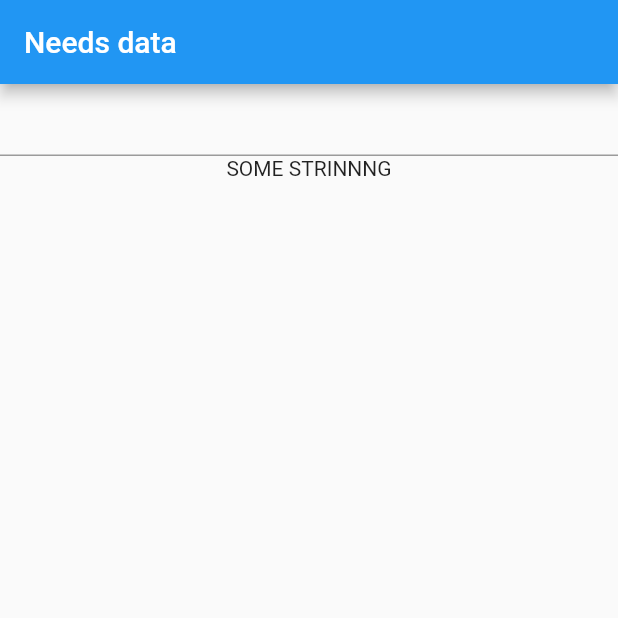
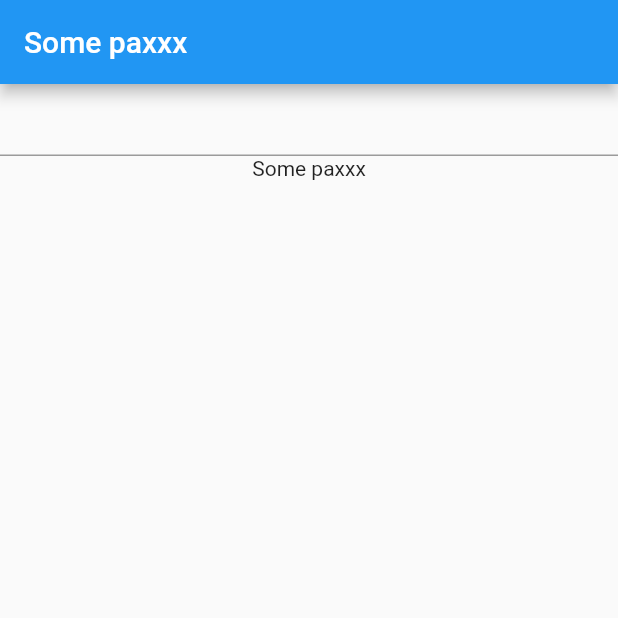
Before and after one commit to paxcodes/provider_examples, a Flutter app: the screen it shows after launch, on a phone screen of 412 x 824 dp, the top half of it. Run offline on Flutter 3.47's test engine with Material 2 defaults, Android fonts, the phone set to English and light mode, and no system bars.

Commit message:
:sparkles: Read dynamic data using ChangeNotifierProvider

```diff
--- a/lib/main.dart
+++ b/lib/main.dart
@@ -4,12 +4,10 @@ import 'package:provider/provider.dart';
 void main() => runApp(MyApp());
 
 class MyApp extends StatelessWidget {
-  final String someString = "SOME STRINNNG";
-
   @override
   Widget build(BuildContext context) {
-    return Provider<String>(
-      create: (context) => someString,
+    return ChangeNotifierProvider<Data>(
+      create: (context) => Data(),
       child: MaterialApp(
         home: Scaffold(
           appBar: AppBar(
@@ -47,7 +45,7 @@ class Level3 extends StatelessWidget {
   @override
   Widget build(BuildContext context) {
     return Container(
-      child: Text(Provider.of<String>(context)),
+      child: Text(Provider.of<Data>(context).someString),
     );
   }
 }
@@ -55,7 +53,7 @@ class Level3 extends StatelessWidget {
 class MyText extends StatelessWidget {
   @override
   Widget build(BuildContext context) {
-    return Text('Needs data');
+    return Text(Provider.of<Data>(context).someString);
   }
 }
 
@@ -65,3 +63,7 @@ class MyTextField extends StatelessWidget {
     return TextField();
   }
 }
+
+class Data extends ChangeNotifier {
+  final String someString = "Some paxxx";
+}
```
